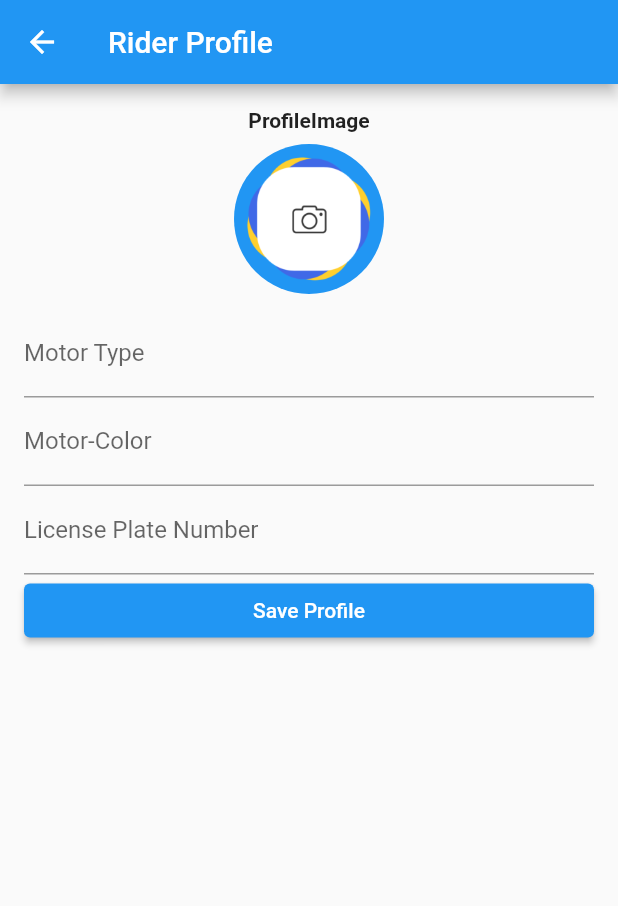
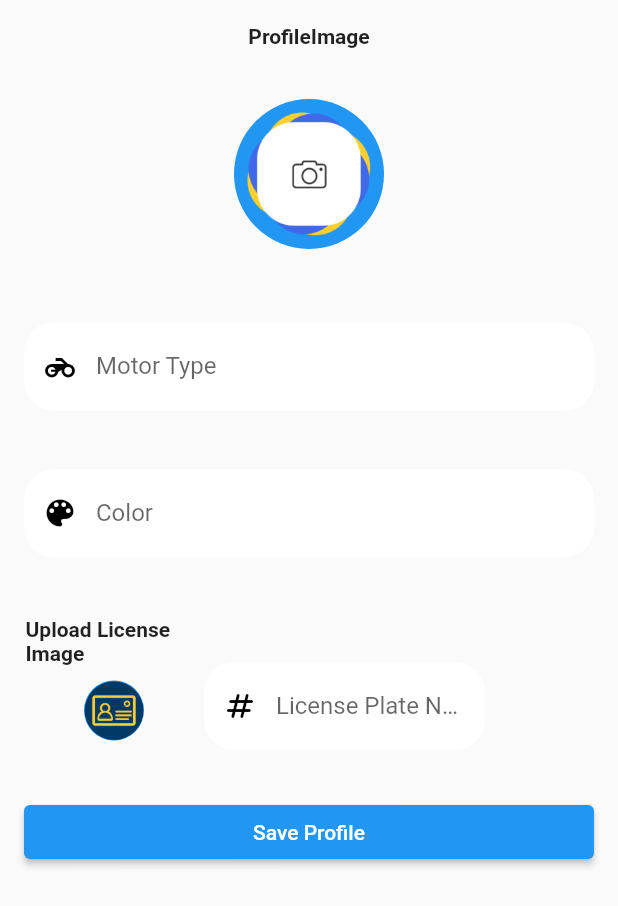
Before and after one commit to Mr-Deee/filld_rider, a Flutter app: the Riderdetails screen opened by its route, on a phone screen of 412 x 824 dp. Shown: the top 906 px of the screen. Run offline on Flutter 3.47's test engine with Material 2 defaults, Android fonts, the phone set to English and light mode, and no system bars; our stand-ins replace cloud_firestore, country_code_picker, firebase_auth, firebase_core, firebase_database, firebase_messaging and 12 more; missing offline and left inert: firebase_phone_auth_handler, flutter_geofire, flutter_polyline_points, flutter_sms, maps_toolkit; accounts and stored records are empty.

Commit message:
License image added

```diff
--- a/lib/main.dart
+++ b/lib/main.dart
@@ -84,7 +84,8 @@ class MyApp extends StatelessWidget {
     debugShowCheckedModeBanner: false,
         initialRoute: FirebaseAuth.instance.currentUser == null
         ? '/onboarding'
-            : '/Main',
+        :"/Riderdetails",
+            //: '/Main',
         routes: {
           // "/splash":(context) => SplashScreen(),
           "/onboarding": (context) => OnBoardingPage(),
--- a/lib/pages/riderdetails.dart
+++ b/lib/pages/riderdetails.dart
@@ -51,6 +51,7 @@ class _RiderdetailsState extends State<Riderdetails> {
     // Create a map of user data to update in the Realtime Database
     final Map<String, dynamic> profileData = {
       'riderImageUrl': riderImageUrl,
+      'riderLicense': licenseImageUrl,
       'autombileColor': motorcolor,
       'type': "bike",
       'motorBrand': _motorType,
@@ -83,14 +84,19 @@ class _RiderdetailsState extends State<Riderdetails> {
 
   @override
   Widget build(BuildContext context) {
+    Size size = MediaQuery
+        .of(context)
+        .size;
     return Scaffold(
-      appBar: AppBar(
-        title: Text('Rider Profile'),
-      ),
+      // appBar: AppBar(
+      //   title: Text('Rider Profile'),
+      // ),
       body: Padding(
         padding: const EdgeInsets.all(16.0),
         child: ListView(
           children: <Widget>[
+
+
             _buildImagePicker(
               title: 'Rider Image',
               setImage: (File image) {
@@ -100,30 +106,127 @@ class _RiderdetailsState extends State<Riderdetails> {
               },
             ),
 
+            SizedBox(height: 39,),
+            Container(
+              height: size.width / 7,
+              width: size.width / 2.2,
+              alignment: Alignment.center,
+              padding: EdgeInsets.only(
+                  right: size.width / 30),
+              decoration: BoxDecoration(
+                color: Colors.white,
+                borderRadius: BorderRadius.circular(20),
+              ),
+              child: TextFormField(
 
-            TextFormField(
-              decoration: InputDecoration(labelText: 'Motor Type'),
+
+
+                decoration: InputDecoration(
+                    labelText: 'Motor Type',
+                prefixIcon: Icon(
+                  Icons.motorcycle,
+                  color: Colors.black,
+                ),
+                border: InputBorder.none,
+                hintMaxLines: 1,
+                hintText: 'Kawasaki...',
+                hintStyle: TextStyle(
+                  fontSize: 14,
+                  color: Colors.grey,
+                ),),
                 onChanged: (value) {
                   setState(() {
                     _motorType = value;
                   });
                 },
               ),
-            TextFormField(
-              decoration: InputDecoration(labelText: 'Motor-Color'),
+            ),
+            SizedBox(height: 39,),
+            Container(
+
+              height: size.width / 7,
+              width: size.width / 2.2,
+              alignment: Alignment.center,
+              padding: EdgeInsets.only(
+                  right: size.width / 30),
+              decoration: BoxDecoration(
+                color: Colors.white,
+                borderRadius: BorderRadius.circular(20),
+              ),
+              child: TextFormField(
+                decoration: InputDecoration(  labelText: 'Color',
+                    prefixIcon: Icon(
+                      Icons.color_lens,
+                      color: Colors.black,
+                    ),
+                    border: InputBorder.none,
+                    hintMaxLines: 1,
+                    hintText: 'Black...',
+                    hintStyle: TextStyle(
+                      fontSize: 14,
+                      color: Colors.grey,
+                    )),
                 onChanged: (value) {
                   setState(() {
                     motorcolor = value;
                   });
                 },
               ),
-            TextFormField(
-              decoration: InputDecoration(labelText: 'License Plate Number'),
+            ),
+            SizedBox(height: 39,),
+            Row(
+              children: [
+
+           Container(
+             height: 120,
+             width: 120,
+             child: Padding(
+                  padding: const EdgeInsets.all(1.0),
+                  child: ListView(
+                    children: <Widget>[
+
+
+                      _buildImagePickerLicene(
+                        title: 'Upload LicenseImage',
+                        setImage: (File image) {
+                          setState(() {
+                            _licenseImage = image;
+                          });
+                        },
+                      ),])),
+           ),
+
+
+                Container(
+                  height: size.width / 7,
+                  width: size.width / 2.2,
+                  alignment: Alignment.center,
+                  padding: EdgeInsets.only(
+                      right: size.width / 30),
+                  decoration: BoxDecoration(
+                    color: Colors.white,
+                    borderRadius: BorderRadius.circular(20),
+                  ),
+                  child: TextFormField(
+                    decoration: InputDecoration( prefixIcon: Icon(
+                      Icons.numbers_rounded,
+                      color: Colors.black,
+                    ),
+                        border: InputBorder.none,
+                        hintMaxLines: 1,
+                        hintText: 'Black...',
+                        hintStyle: TextStyle(
+                          fontSize: 14,
+                          color: Colors.grey,
+                        ),labelText: 'License Plate Number'),
                     onChanged: (value) {
                       setState(() {
                         _licensePlateNumber = value;
                       });
                     },
+                  ),
+                ),
+              ],
             ),
             ElevatedButton(
               onPressed: _saveProfile,
@@ -139,7 +242,7 @@ class _RiderdetailsState extends State<Riderdetails> {
     return Column(
       children: <Widget>[
         Text("ProfileImage",style: TextStyle(fontWeight: FontWeight.bold),),
-        SizedBox(height: 8),
+        SizedBox(height: 34),
 
         CircleAvatar(
           radius: 50, // Adjust the radius as needed
@@ -186,6 +289,59 @@ class _RiderdetailsState extends State<Riderdetails> {
       ],
     );
   }
+
+
+  Widget _buildImagePickerLicene({required String title, required Function(File) setImage}) {
+    return Column(
+      children: <Widget>[
+        Text("Upload License Image",style: TextStyle(fontWeight: FontWeight.bold),),
+        SizedBox(height:10),
+
+        CircleAvatar(
+          radius: 20, // Adjust the radius as needed
+          backgroundColor: Colors.blue, // Background color of the avatar
+          child: _licenseImage != null
+              ? ClipOval(
+            child: Image.file(
+              _licenseImage!,
+              width: 100, // Adjust the width as needed
+              height: 100, // Adjust the height as needed
+              fit: BoxFit.cover, // Adjust the BoxFit as needed
+            ),
+          )
+              : GestureDetector(
+            onTap: () {
+              _pickImage(ImageSource.gallery, setImage);
+            },
+
+            child: ClipOval(
+              child: Image.asset(
+                "assets/images/license.png",
+                width: 100, // Adjust the width as needed
+                height: 100, // Adjust the height as needed
+                fit: BoxFit.cover, // Adjust the BoxFit as needed
+              ),
+            ),
+          ),
+        ),
+        SizedBox(height: 10),
+
+        // _buildImagePreview(setImage),
+        // ElevatedButton(
+        //   onPressed: () {
+        //     _pickImage(ImageSource.gallery, setImage);
+        //   },
+        //   child: Text('Pick from Gallery'),
+        // ),
+        // ElevatedButton(
+        //   onPressed: () {
+        //     _pickImage(ImageSource.camera, setImage);
+        //   },
+        //   child: Text('Take a Photo'),
+        // ),
+      ],
+    );
+  }
   Widget  _buildImagePreview(Function(File) setImage) {
     if (setImage == null) {
       return SizedBox.shrink();
```
Also changed, not shown: assets/images/license.png (added). Lines whose indentation alone changed are shown as unchanged.
